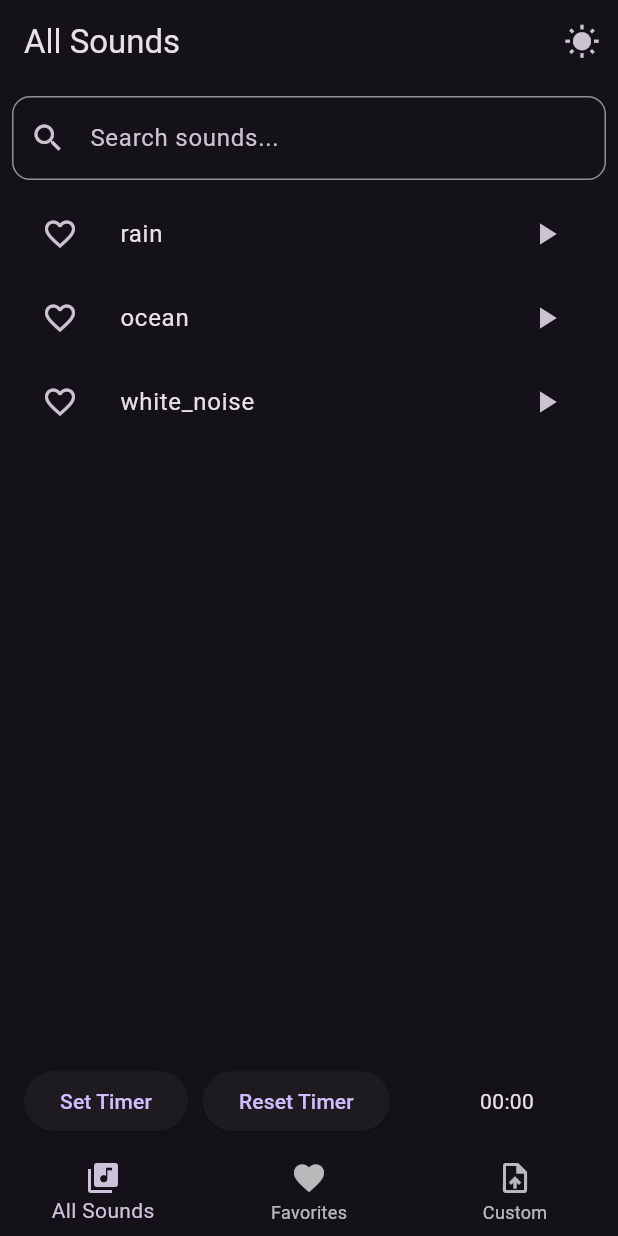
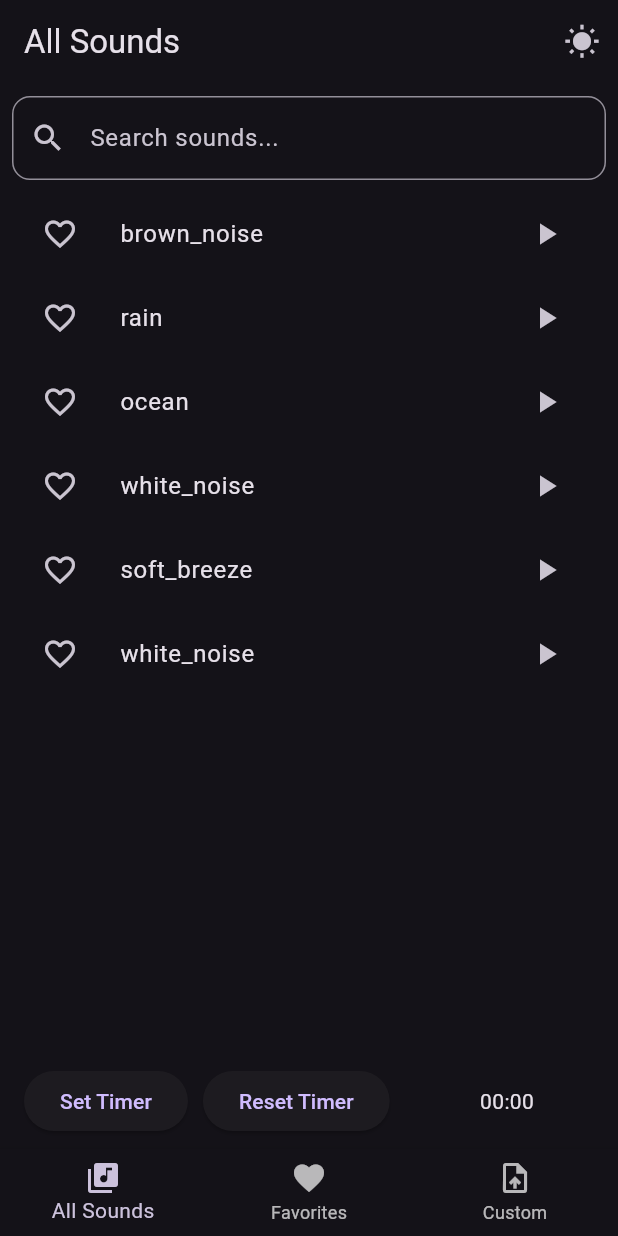
Before and after one commit to evanlee2212/sleep_tracker, a Flutter app: the screen it shows after launch, on a phone screen of 412 x 824 dp. Run offline on Flutter 3.47's test engine with Material 3 defaults, Android fonts, the phone set to English and light mode, and no system bars; our stand-ins replace audioplayers, file_picker, shared_preferences.

Commit message:
Added some mp3 files

```diff
--- a/lib/Pages/main.dart
+++ b/lib/Pages/main.dart
@@ -134,7 +134,8 @@ class SoundPlayerPage extends StatefulWidget {
 }
 
 class _SoundPlayerPageState extends State<SoundPlayerPage> with TickerProviderStateMixin {
-  List<String> allSounds = ['assets/rain.mp3', 'assets/ocean.mp3', 'assets/white_noise.mp3'];
+  List<String> allSounds = ['assets/brown_noise.mp3', 'assets/rain.mp3',
+    'assets/ocean.mp3', 'assets/white_noise.mp3', 'assets/soft_breeze.mp3', 'assets/white_noise.mp3'];
   List<String> favorites = [];
   String? currentSound;
   double volume = 0.5;
```
Also changed, not shown: 3 other files.
